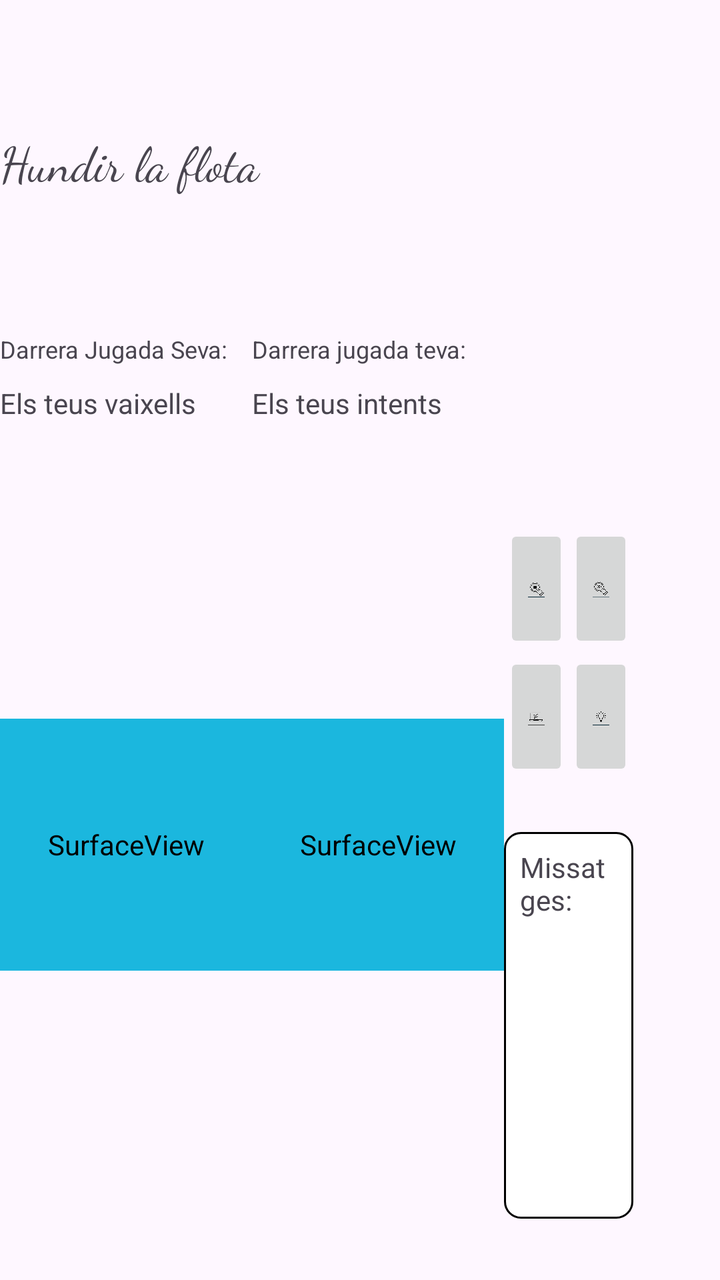
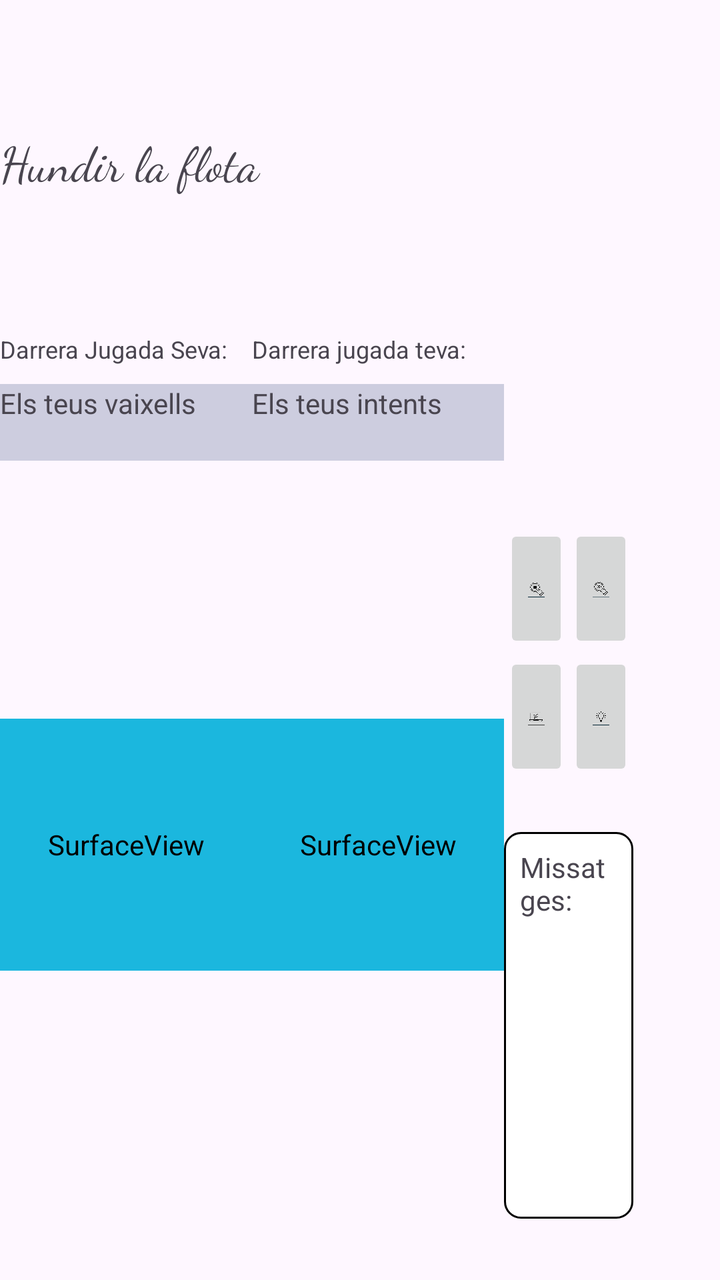

Screens rendered from an Android XML layout before and after an edit, with the pre-edit source and the edit as a unified diff.
<!-- AndroidManifest.xml: application theme Theme.HundirLaFlota -->
<!-- res/layout/activity_main.xml -->
<?xml version="1.0" encoding="utf-8"?>
<androidx.constraintlayout.widget.ConstraintLayout xmlns:android="http://schemas.android.com/apk/res/android"
    xmlns:app="http://schemas.android.com/apk/res-auto"
    xmlns:tools="http://schemas.android.com/tools"
    android:id="@+id/main"
    android:layout_width="match_parent"
    android:layout_height="match_parent"
    app:layout_constraintDimensionRatio="1:1"
    tools:context=".MainActivity">

    <TextView
        android:id="@+id/titol"
        android:layout_width="0dp"
        android:layout_height="0dp"
        android:fontFamily="cursive"
        android:text="Hundir la flota"
        android:textAlignment="center"
        android:textSize="24sp"
        app:layout_constraintBottom_toTopOf="@+id/guideline17"
        app:layout_constraintEnd_toEndOf="parent"
        app:layout_constraintStart_toStartOf="parent"
        app:layout_constraintTop_toTopOf="@+id/guideline7" />

    <SurfaceView
        android:id="@+id/taulerVaixells"
        android:layout_width="0dp"
        android:layout_height="0dp"
        android:backgroundTint="#EB08B2DC"
        app:layout_constraintBottom_toTopOf="@+id/guideline20"
        app:layout_constraintDimensionRatio="1:1"
        app:layout_constraintEnd_toStartOf="@+id/guideline"
        app:layout_constraintStart_toStartOf="parent"
        app:layout_constraintTop_toBottomOf="@+id/textView" />

    <SurfaceView
        android:id="@+id/taulerIntents"
        android:layout_width="0dp"
        android:layout_height="0dp"
        android:backgroundTint="#EB08B2DC"
        app:layout_constraintBottom_toTopOf="@+id/guideline20"
        app:layout_constraintDimensionRatio="1:1"
        app:layout_constraintEnd_toStartOf="@+id/guideline2"
        app:layout_constraintStart_toStartOf="@+id/guideline"
        app:layout_constraintTop_toBottomOf="@+id/textView3" />

    <androidx.constraintlayout.widget.Guideline
        android:id="@+id/guideline"
        android:layout_width="wrap_content"
        android:layout_height="wrap_content"
        android:orientation="vertical"
        app:layout_constraintGuide_percent="0.35" />

    <androidx.constraintlayout.widget.Guideline
        android:id="@+id/guideline2"
        android:layout_width="wrap_content"
        android:layout_height="wrap_content"
        android:orientation="vertical"
        app:layout_constraintGuide_percent="0.7" />

    <androidx.constraintlayout.widget.Guideline
        android:id="@+id/guideline3"
        android:layout_width="wrap_content"
        android:layout_height="wrap_content"
        android:orientation="horizontal"
        app:layout_constraintGuide_percent="0.3" />

    <TextView
        android:id="@+id/DarreraJugada1"
        android:layout_width="0dp"
        android:layout_height="0dp"
        android:text="Darrera Jugada Seva: "
        android:textAlignment="center"
        android:textSize="12sp"
        app:layout_constraintBottom_toTopOf="@+id/guideline3"
        app:layout_constraintEnd_toStartOf="@+id/guideline"
        app:layout_constraintStart_toStartOf="parent"
        app:layout_constraintTop_toTopOf="@+id/guideline18" />

    <TextView
        android:id="@+id/DarreraJugada2"
        android:layout_width="0dp"
        android:layout_height="0dp"
        android:text="Darrera jugada teva:"
        android:textAlignment="center"
        android:textSize="12sp"
        app:layout_constraintBottom_toTopOf="@+id/guideline3"
        app:layout_constraintEnd_toStartOf="@+id/guideline2"
        app:layout_constraintStart_toStartOf="@+id/guideline"
        app:layout_constraintTop_toTopOf="@+id/guideline18" />

    <TextView
        android:id="@+id/missatges"
        android:layout_width="0dp"
        android:layout_height="0dp"
        android:layout_marginBottom="5dp"
        android:background="@drawable/capsa"
        android:text="Missatges:"
        app:layout_constraintBottom_toTopOf="@+id/guideline20"
        app:layout_constraintEnd_toStartOf="@+id/guideline11"
        app:layout_constraintHorizontal_bias="0.0"
        app:layout_constraintStart_toStartOf="@+id/guideline2"
        app:layout_constraintTop_toTopOf="@+id/guideline8"
        app:layout_constraintVertical_bias="1.0" />

    <ImageButton
        android:id="@+id/atura"
        android:layout_width="0dp"
        android:layout_height="0dp"
        android:scaleType="fitCenter"
        app:layout_constraintBottom_toTopOf="@+id/guideline13"
        app:layout_constraintEnd_toStartOf="@+id/guideline6"
        app:layout_constraintStart_toStartOf="@+id/guideline2"
        app:layout_constraintTop_toTopOf="@+id/guideline5"
        app:srcCompat="@drawable/atura" />

    <ImageButton
        android:id="@+id/newGame"
        android:layout_width="0dp"
        android:layout_height="0dp"
        android:scaleType="fitCenter"
        app:layout_constraintBottom_toTopOf="@+id/guideline13"
        app:layout_constraintEnd_toStartOf="@+id/guideline11"
        app:layout_constraintStart_toStartOf="@+id/guideline6"
        app:layout_constraintTop_toTopOf="@+id/guideline5"
        app:srcCompat="@drawable/newgame" />

    <ImageButton
        android:id="@+id/online"
        android:layout_width="0dp"
        android:layout_height="0dp"
        android:scaleType="fitCenter"
        app:layout_constraintBottom_toTopOf="@+id/guideline10"
        app:layout_constraintEnd_toStartOf="@+id/guideline6"
        app:layout_constraintStart_toStartOf="@+id/guideline2"
        app:layout_constraintTop_toBottomOf="@+id/atura"
        app:srcCompat="@drawable/online" />

    <ImageButton
        android:id="@+id/tip"
        android:layout_width="0dp"
        android:layout_height="0dp"
        android:scaleType="fitCenter"
        app:layout_constraintBottom_toTopOf="@+id/guideline10"
        app:layout_constraintEnd_toStartOf="@+id/guideline11"
        app:layout_constraintStart_toEndOf="@+id/online"
        app:layout_constraintTop_toBottomOf="@+id/newGame"
        app:srcCompat="@drawable/tip" />

    <androidx.constraintlayout.widget.Guideline
        android:id="@+id/guideline4"
        android:layout_width="wrap_content"
        android:layout_height="wrap_content"
        android:orientation="vertical"
        app:layout_constraintGuide_percent="1.0" />

    <androidx.constraintlayout.widget.Guideline
        android:id="@+id/guideline5"
        android:layout_width="wrap_content"
        android:layout_height="wrap_content"
        android:orientation="horizontal"
        app:layout_constraintGuide_percent="0.41" />

    <androidx.constraintlayout.widget.Guideline
        android:id="@+id/guideline6"
        android:layout_width="wrap_content"
        android:layout_height="wrap_content"
        android:orientation="vertical"
        app:layout_constraintGuide_percent="0.79" />

    <androidx.constraintlayout.widget.Barrier
        android:layout_width="wrap_content"
        android:layout_height="wrap_content"
        app:barrierDirection="top" />

    <androidx.constraintlayout.widget.Guideline
        android:id="@+id/guideline7"
        android:layout_width="wrap_content"
        android:layout_height="wrap_content"
        android:orientation="horizontal"
        app:layout_constraintGuide_percent="0.1" />

    <TextView
        android:id="@+id/textView"
        android:layout_width="0dp"
        android:layout_height="0dp"
        android:text="Els teus vaixells"
        android:textAlignment="center"
        app:layout_constraintBottom_toTopOf="@+id/guideline19"
        app:layout_constraintEnd_toStartOf="@+id/guideline"
        app:layout_constraintStart_toStartOf="parent"
        app:layout_constraintTop_toTopOf="@+id/guideline3" />

    <TextView
        android:id="@+id/textView3"
        android:layout_width="0dp"
        android:layout_height="0dp"
        android:text="Els teus intents"
        android:textAlignment="center"
        app:layout_constraintBottom_toTopOf="@+id/guideline19"
        app:layout_constraintEnd_toStartOf="@+id/guideline2"
        app:layout_constraintStart_toStartOf="@+id/guideline"
        app:layout_constraintTop_toTopOf="@+id/guideline3" />

    <androidx.constraintlayout.widget.Guideline
        android:id="@+id/guideline8"
        android:layout_width="wrap_content"
        android:layout_height="wrap_content"
        android:orientation="horizontal"
        app:layout_constraintGuide_percent="0.65" />

    <androidx.constraintlayout.widget.Guideline
        android:id="@+id/guideline9"
        android:layout_width="wrap_content"
        android:layout_height="wrap_content"
        android:orientation="horizontal"
        app:layout_constraintGuide_percent="0.7535642" />

    <androidx.constraintlayout.widget.Guideline
        android:id="@+id/guideline10"
        android:layout_width="wrap_content"
        android:layout_height="wrap_content"
        android:orientation="horizontal"
        app:layout_constraintGuide_percent="0.61" />

    <androidx.constraintlayout.widget.Barrier
        android:layout_width="wrap_content"
        android:layout_height="wrap_content"
        app:barrierDirection="left" />

    <androidx.constraintlayout.widget.Guideline
        android:id="@+id/guideline11"
        android:layout_width="wrap_content"
        android:layout_height="wrap_content"
        android:orientation="vertical"
        app:layout_constraintGuide_percent="0.88" />

    <androidx.constraintlayout.widget.Guideline
        android:id="@+id/guideline12"
        android:layout_width="wrap_content"
        android:layout_height="wrap_content"
        android:orientation="vertical"
        app:layout_constraintGuide_percent="0.94" />

    <androidx.constraintlayout.widget.Guideline
        android:id="@+id/guideline13"
        android:layout_width="wrap_content"
        android:layout_height="wrap_content"
        android:orientation="horizontal"
        app:layout_constraintGuide_percent="0.51" />

    <androidx.constraintlayout.widget.Guideline
        android:id="@+id/guideline17"
        android:layout_width="wrap_content"
        android:layout_height="wrap_content"
        android:orientation="horizontal"
        app:layout_constraintGuide_percent="0.19" />

    <androidx.constraintlayout.widget.Guideline
        android:id="@+id/guideline18"
        android:layout_width="wrap_content"
        android:layout_height="wrap_content"
        android:orientation="horizontal"
        app:layout_constraintGuide_percent="0.26" />

    <androidx.constraintlayout.widget.Guideline
        android:id="@+id/guideline19"
        android:layout_width="wrap_content"
        android:layout_height="wrap_content"
        android:orientation="horizontal"
        app:layout_constraintGuide_percent="0.36" />

    <androidx.constraintlayout.widget.Guideline
        android:id="@+id/guideline20"
        android:layout_width="wrap_content"
        android:layout_height="wrap_content"
        android:orientation="horizontal"
        app:layout_constraintGuide_percent="0.96" />

</androidx.constraintlayout.widget.ConstraintLayout>
<!-- resources referenced by this layout -->
<resources>
  <!-- drawable atura: png bitmap (drawable, 26627 bytes) -->
  <!-- drawable capsa (drawable) -->
  <?xml version="1.0" encoding="utf-8"?>
  
  <shape xmlns:android="http://schemas.android.com/apk/res/android">
      <solid android:color="#FFFFFF"/>
      <stroke
          android:width="1dp"
          android:color="#000000"/>
      <corners android:radius="8dp"/>
      <padding
          android:left="8dp"
          android:top="8dp"
          android:right="8dp"
          android:bottom="8dp"/>
  </shape>
  <!-- drawable newgame: png bitmap (drawable, 30101 bytes) -->
  <!-- drawable online: png bitmap (drawable, 27566 bytes) -->
  <!-- drawable tip: png bitmap (drawable, 15805 bytes) -->
  <style name="Theme.HundirLaFlota" parent="Base.Theme.HundirLaFlota" />
  <style name="Base.Theme.HundirLaFlota" parent="Theme.Material3.DayNight.NoActionBar">
          
          
      </style>
</resources>

<!-- the commit's change to res/layout/activity_main.xml (unified diff, before → after) -->
@@ -183,22 +183,24 @@
         android:id="@+id/textView"
         android:layout_width="0dp"
         android:layout_height="0dp"
+        android:background="#CDCDDF"
         android:text="Els teus vaixells"
         android:textAlignment="center"
         app:layout_constraintBottom_toTopOf="@+id/guideline19"
-        app:layout_constraintEnd_toStartOf="@+id/guideline"
-        app:layout_constraintStart_toStartOf="parent"
+        app:layout_constraintEnd_toEndOf="@+id/taulerVaixells"
+        app:layout_constraintStart_toStartOf="@+id/taulerVaixells"
         app:layout_constraintTop_toTopOf="@+id/guideline3" />
 
     <TextView
         android:id="@+id/textView3"
         android:layout_width="0dp"
         android:layout_height="0dp"
+        android:background="#CDCDDF"
         android:text="Els teus intents"
         android:textAlignment="center"
         app:layout_constraintBottom_toTopOf="@+id/guideline19"
-        app:layout_constraintEnd_toStartOf="@+id/guideline2"
-        app:layout_constraintStart_toStartOf="@+id/guideline"
+        app:layout_constraintEnd_toEndOf="@+id/taulerIntents"
+        app:layout_constraintStart_toStartOf="@+id/taulerIntents"
         app:layout_constraintTop_toTopOf="@+id/guideline3" />
 
     <androidx.constraintlayout.widget.Guideline
